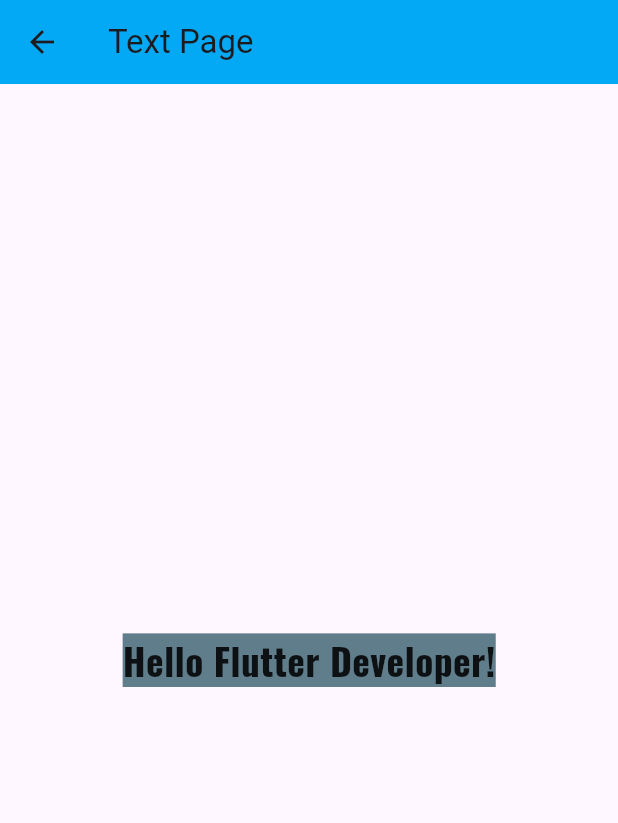
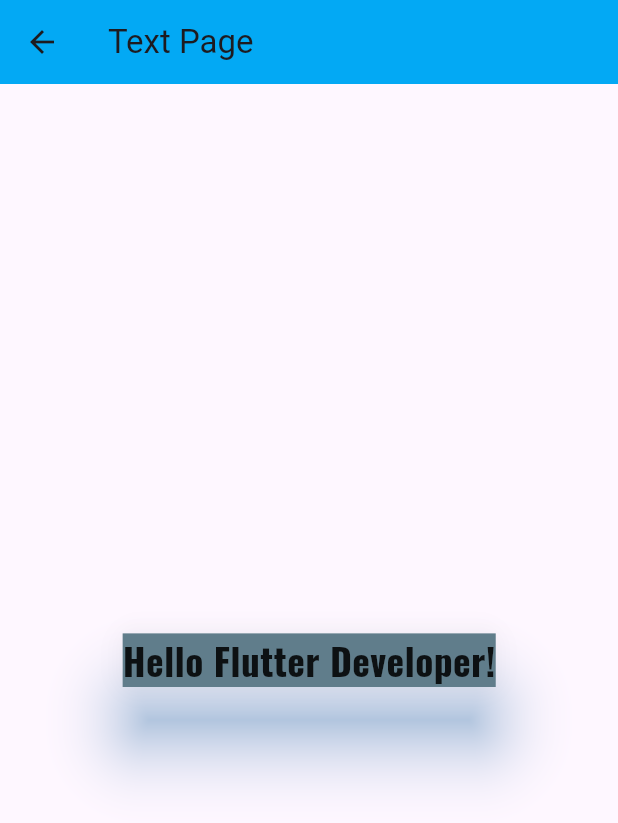
Before and after one commit to mh-rahat/development-learning-journey, a Flutter app: the TextWidgetPage screen opened directly, on a phone screen of 412 x 824 dp. Shown: the top 823 px of the screen. Run offline on Flutter 3.47's test engine with Material 3 defaults, Android fonts, the phone set to English and light mode, and no system bars.

Commit message:
update the file

```diff
--- a/dart/flutter_learning/flutter_basics/lib/widgets/text_page.dart
+++ b/dart/flutter_learning/flutter_basics/lib/widgets/text_page.dart
@@ -9,11 +9,15 @@ class TextWidgetPage extends StatelessWidget {
     return Scaffold(
       appBar: AppBar(title: Text('Text Page')),
       body: Center(
-        child: Text(
-          'Hello Flutter Developer!',
-          style: textStyle25(
-            fontWeight: FontWeight.bold,
-            textColor: Colors.black87,
+        child: Card(
+          elevation: 20,
+          shadowColor: Colors.blue,
+          child: Text(
+            'Hello Flutter Developer!',
+            style: textStyle25(
+              fontWeight: FontWeight.bold,
+              textColor: Colors.black87,
+            ),
           ),
         ),
       ),
```
